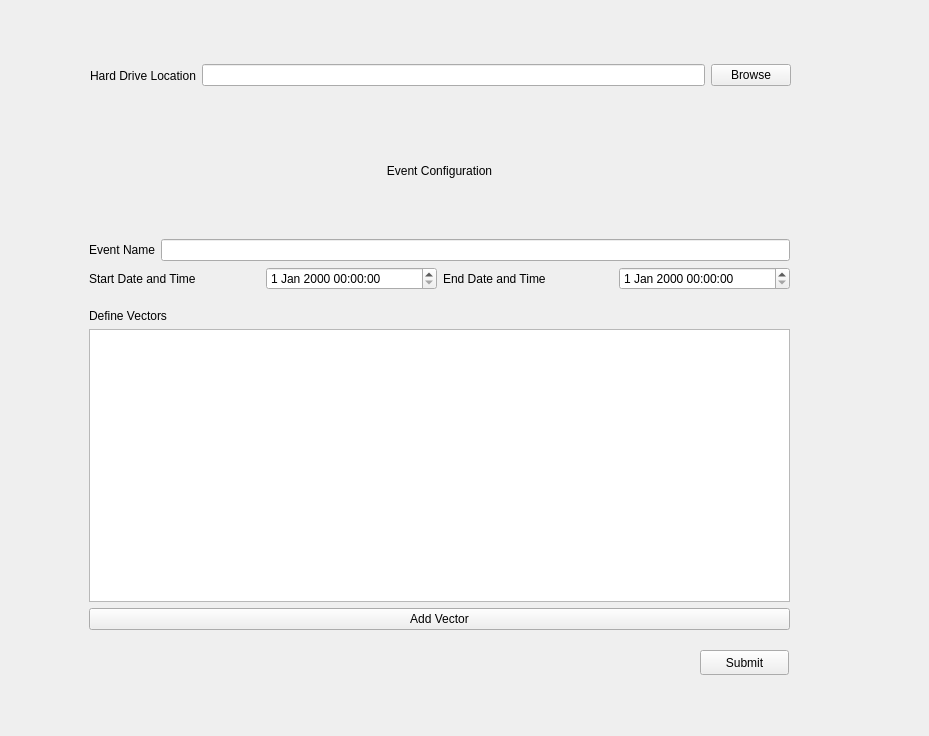
Above: app/views/ui/PICK_ECWidget.ui from galvarez6/pick-tool-team07-runtime-terror before the change. Below: the same form after it.
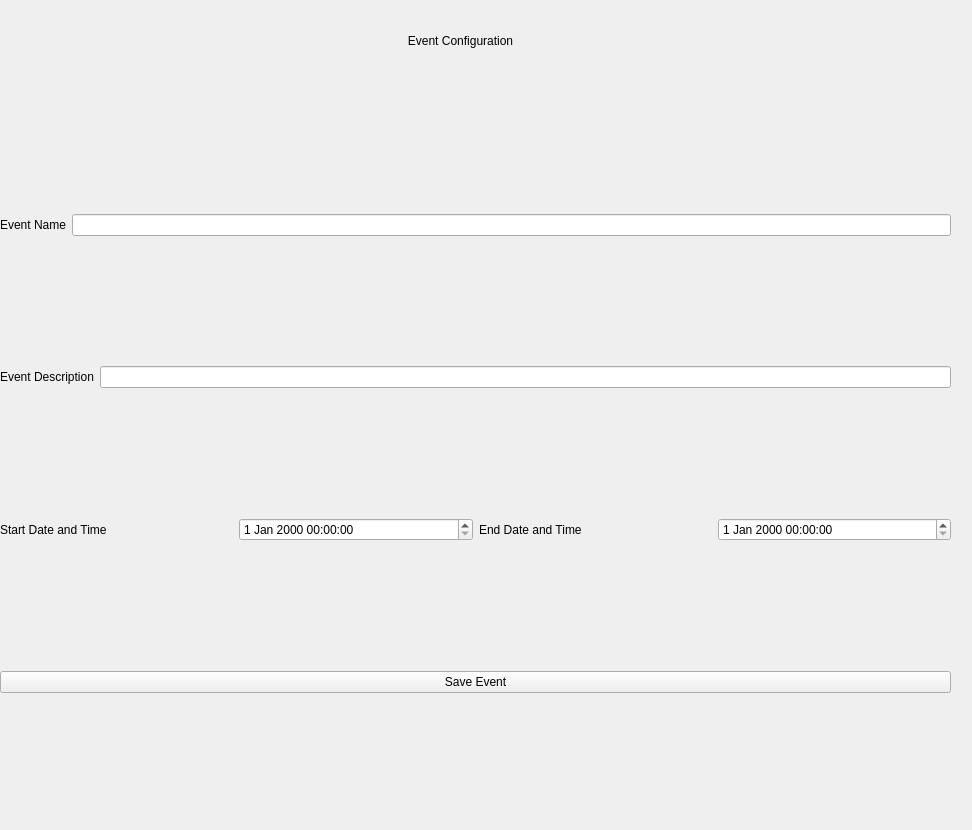
That is the form after the change.

Commit message: Updating the views based on SRS specifications

What changed in the file:
```diff
--- a/app/views/ui/PICK_ECWidget.ui
+++ b/app/views/ui/PICK_ECWidget.ui
@@ -6,90 +6,65 @@
    <rect>
     <x>0</x>
     <y>0</y>
-    <width>929</width>
-    <height>736</height>
+    <width>972</width>
+    <height>830</height>
    </rect>
   </property>
   <property name="windowTitle">
    <string>Form</string>
   </property>
-  <widget class="QWidget" name="horizontalLayoutWidget">
-   <property name="geometry">
-    <rect>
-     <x>90</x>
-     <y>60</y>
-     <width>701</width>
-     <height>31</height>
-    </rect>
-   </property>
-   <layout class="QHBoxLayout" name="horizontalLayout">
-    <item>
-     <widget class="QLabel" name="hddir_label">
-      <property name="text">
-       <string>Hard Drive Location</string>
-      </property>
-     </widget>
-    </item>
-    <item>
-     <widget class="QLineEdit" name="hdloc_textbox"/>
-    </item>
-    <item>
-     <widget class="QPushButton" name="browse_btn">
-      <property name="text">
-       <string>Browse</string>
-      </property>
-     </widget>
-    </item>
-   </layout>
-  </widget>
   <widget class="QWidget" name="verticalLayoutWidget">
    <property name="geometry">
     <rect>
-     <x>89</x>
-     <y>109</y>
-     <width>701</width>
-     <height>181</height>
+     <x>0</x>
+     <y>90</y>
+     <width>951</width>
+     <height>731</height>
     </rect>
    </property>
    <layout class="QVBoxLayout" name="verticalLayout">
     <item>
-     <widget class="QLabel" name="label">
-      <property name="text">
-       <string>Event Configuration</string>
-      </property>
-      <property name="alignment">
-       <set>Qt::AlignCenter</set>
-      </property>
-      <property name="wordWrap">
-       <bool>false</bool>
-      </property>
-     </widget>
-    </item>
-    <item>
-     <layout class="QHBoxLayout" name="horizontalLayout_2">
+     <layout class="QHBoxLayout" name="horizontalLayout">
       <item>
        <widget class="QLabel" name="label_2">
         <property name="text">
          <string>Event Name</string>
         </property>
+        <property name="alignment">
+         <set>Qt::AlignCenter</set>
+        </property>
        </widget>
       </item>
       <item>
-       <widget class="QLineEdit" name="eventname_textbox"/>
+       <widget class="QLineEdit" name="eventNameTxtBox"/>
       </item>
      </layout>
     </item>
     <item>
-     <layout class="QHBoxLayout" name="horizontalLayout_4">
+     <layout class="QHBoxLayout" name="horizontalLayout_2">
       <item>
        <widget class="QLabel" name="label_3">
         <property name="text">
+         <string>Event Description</string>
+        </property>
+       </widget>
+      </item>
+      <item>
+       <widget class="QLineEdit" name="eventDescTxtBox"/>
+      </item>
+     </layout>
+    </item>
+    <item>
+     <layout class="QHBoxLayout" name="horizontalLayout_3">
+      <item>
+       <widget class="QLabel" name="label_5">
+        <property name="text">
          <string>Start Date and Time</string>
         </property>
        </widget>
       </item>
       <item>
-       <widget class="QDateTimeEdit" name="start_dnt"/>
+       <widget class="QDateTimeEdit" name="startTime"/>
       </item>
       <item>
        <widget class="QLabel" name="label_4">
@@ -99,52 +74,39 @@
        </widget>
       </item>
       <item>
-       <widget class="QDateTimeEdit" name="end_dnt"/>
+       <widget class="QDateTimeEdit" name="endTime"/>
       </item>
      </layout>
     </item>
-   </layout>
-  </widget>
-  <widget class="QWidget" name="verticalLayoutWidget_2">
-   <property name="geometry">
-    <rect>
-     <x>89</x>
-     <y>309</y>
-     <width>701</width>
-     <height>321</height>
-    </rect>
-   </property>
-   <layout class="QVBoxLayout" name="verticalLayout_2">
     <item>
-     <widget class="QLabel" name="label_5">
-      <property name="text">
-       <string>Define Vectors</string>
+     <widget class="QPushButton" name="saveEvntBtn">
+      <property name="maximumSize">
+       <size>
+        <width>16777215</width>
+        <height>16777215</height>
+       </size>
       </property>
-     </widget>
-    </item>
-    <item>
-     <widget class="QTableView" name="vector_tblview"/>
-    </item>
-    <item>
-     <widget class="QPushButton" name="insertvector_btn">
       <property name="text">
-       <string>Add Vector</string>
+       <string>Save Event</string>
       </property>
      </widget>
     </item>
    </layout>
   </widget>
-  <widget class="QPushButton" name="submit_btn">
+  <widget class="QLabel" name="label">
    <property name="geometry">
     <rect>
-     <x>700</x>
-     <y>650</y>
-     <width>89</width>
-     <height>25</height>
+     <x>80</x>
+     <y>10</y>
+     <width>761</width>
+     <height>61</height>
     </rect>
    </property>
    <property name="text">
-    <string>Submit</string>
+    <string>Event Configuration</string>
+   </property>
+   <property name="alignment">
+    <set>Qt::AlignCenter</set>
    </property>
   </widget>
  </widget>
```
The commit also changes 9 other files.
